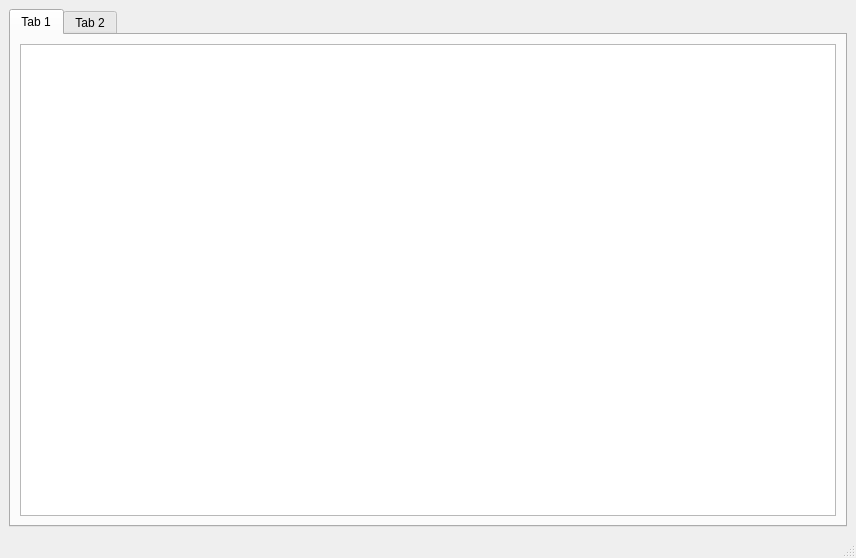
Above: src/gui/mainwindow.ui from edulix/confclerk before the change. Below: the same form after it.
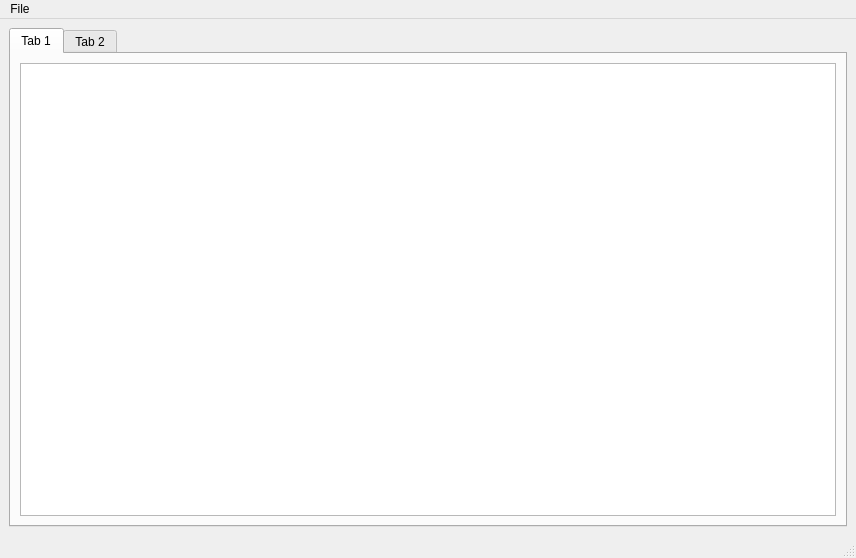
That is the form after the change. Custom widgets are drawn as their Qt base class.

```diff
--- a/src/gui/mainwindow.ui
+++ b/src/gui/mainwindow.ui
@@ -55,9 +55,16 @@
      <x>0</x>
      <y>0</y>
      <width>856</width>
-     <height>22</height>
+     <height>26</height>
     </rect>
    </property>
+   <widget class="QMenu" name="menuFile" >
+    <property name="title" >
+     <string>File</string>
+    </property>
+    <addaction name="actionImportSchedule" />
+   </widget>
+   <addaction name="menuFile" />
   </widget>
   <widget class="QStatusBar" name="statusbar" />
  </widget>
```
Left out of the diff: 5 changed lines with no effect on the pictures.
